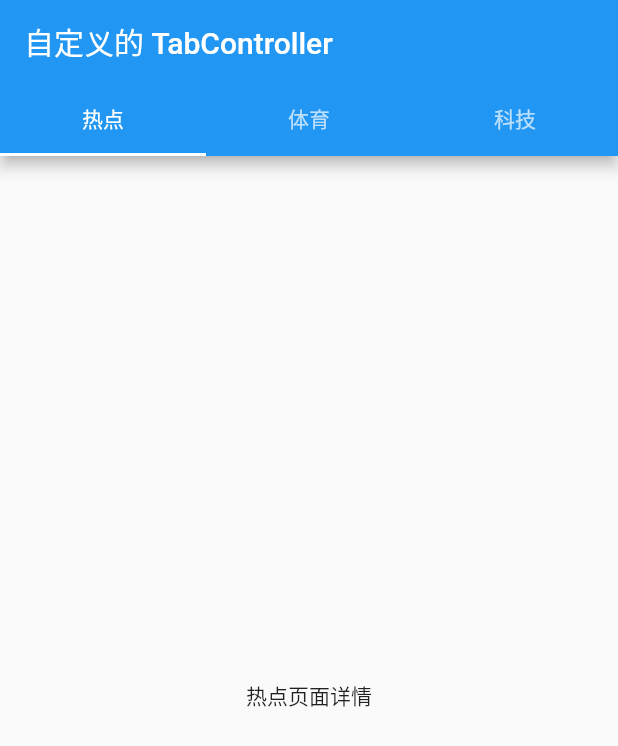
After one commit to jzhang2k15/EasyFlutter, a Flutter app: the MyCustomTabController screen opened directly, on a phone screen of 412 x 824 dp. The commit adds this screen. Shown: the top 746 px of the screen. Run offline on Flutter 3.47's test engine with Material 2 defaults, Android fonts, the phone set to English and light mode, and no system bars.

Commit message:
增加 tabController 的练习

```diff
--- a/easy_flutter/lib/scaffoldtest.dart
+++ b/easy_flutter/lib/scaffoldtest.dart
@@ -5,14 +5,21 @@ void main() => runApp(ScaffoldApp());
 class ScaffoldApp extends StatefulWidget {
   @override
   State<StatefulWidget> createState() {
+    // 为这个 Widget  创建可变状态
     return _ScaffoldAppState();
   }
 }
 
 class _ScaffoldAppState extends State<ScaffoldApp> {
+  String _title = '这里是第三个页面，有抽屉，FloatingActionButton';
+  String _content = 'Scaffold';
+  int _currentIndex = 0;// 底部导航栏的 index，默认第一个
 
-  String _title = '这里是第三个页面，有抽屉，一个空的底部导航栏，FloatingActionButton';
-  String _content = 'Scaffold';
+  static const List<Widget> _list = <Widget>[
+    Text('首页'),
+    Text('通讯录'),
+    Text('设置'),
+  ];
 
   @override
   Widget build(BuildContext context) {
@@ -21,14 +28,26 @@ class _ScaffoldAppState extends State<ScaffoldApp> {
         appBar: AppBar(
           title: Text(_title),
         ),
-        body: Padding(
-          padding: EdgeInsets.all(30),
-          child: Text(_content),
+        body: Center(
+          child: _list.elementAt(_currentIndex),
         ),
-        bottomNavigationBar: BottomAppBar(
-          child: Container(
-            height: 50,
+        bottomNavigationBar: BottomNavigationBar(items: const <BottomNavigationBarItem>[
+          BottomNavigationBarItem(
+              icon: Icon(Icons.home),
+              title: Text('首页')
           ),
+          BottomNavigationBarItem(
+              icon: Icon(Icons.contacts),
+              title: Text('通讯录')
+          ),
+          BottomNavigationBarItem(
+              icon: Icon(Icons.settings),
+              title: Text('设置')
+          ),
+        ],
+          currentIndex: _currentIndex,
+          selectedItemColor: Colors.blue,
+          onTap: _onBottomBarTap,// 在底部选项卡被点击的时候调用，
         ),
         drawer: Drawer(
           child: Center(
@@ -37,7 +56,7 @@ class _ScaffoldAppState extends State<ScaffoldApp> {
         ),
         floatingActionButton: FloatingActionButton(
           child: Icon(Icons.add_to_queue),
-          onPressed: (){
+          onPressed: () {
             setState(() {
               _title = '恭喜你';
               _content = '你点击了按钮';
@@ -47,4 +66,11 @@ class _ScaffoldAppState extends State<ScaffoldApp> {
       ),
     );
   }
+
+  void _onBottomBarTap(int index) {
+    setState(() {
+      // 将当前的索引值传递给 _currentIndex，并刷新页面
+      _currentIndex = index;
+    });
+  }
 }
--- /dev/null
+++ b/easy_flutter/lib/tabcontroller.dart
@@ -0,0 +1,81 @@
+import 'package:flutter/material.dart';
+
+class MyDefaultTabController extends StatelessWidget {
+  @override
+  Widget build(BuildContext context) {
+    return DefaultTabController(
+      length: 3,
+      child: Scaffold(
+        appBar: AppBar(
+          title: Text('Tab 实例'),
+          bottom: TabBar(
+            tabs: <Widget>[
+              Tab(text: '热点'),
+              Tab(text: '体育'),
+              Tab(text: '科技'),
+            ],
+          ),
+        ),
+        body: TabBarView(
+          children: <Widget>[
+            Center(child: Text('热点页面详情'),),
+            Center(child: Text('体育页面详情'),),
+            Center(child: Text('科技页面详情'),),
+          ],
+        ),
+      ),
+    );
+  }
+}
+
+class MyCustomTabController extends StatefulWidget {
+  @override
+  State<StatefulWidget> createState() {
+    return _MyCustomTabControllerState();
+  }
+}
+
+class _MyCustomTabControllerState extends State<MyCustomTabController>
+    with SingleTickerProviderStateMixin {
+
+  TabController _controller; // 自定义的 controller
+
+  @override
+  void initState() {
+    super.initState();
+    print('initState');
+    _controller = TabController(length: 3, vsync: this);
+  }
+
+  @override
+  Widget build(BuildContext context) {
+    return Scaffold(
+      appBar: AppBar(
+        title: Text('自定义的 TabController'),
+        bottom: TabBar(
+          tabs: <Widget>[
+            Tab(text: '热点'),
+            Tab(text: '体育'),
+            Tab(text: '科技'),
+          ],
+          controller: _controller,
+        ),
+      ),
+      body: TabBarView(
+        controller: _controller,
+        children: <Widget>[
+          Center(child: Text('热点页面详情'),),
+          Center(child: Text('体育页面详情'),),
+          Center(child: Text('科技页面详情'),),
+        ],
+      ),
+    );
+  }
+
+  @override
+  void dispose() {
+    print('dispose');
+    _controller.dispose();
+    super.dispose();
+  }
+}
--- a/easy_flutter/lib/test.dart
+++ b/easy_flutter/lib/test.dart
@@ -1,4 +1,5 @@
 import 'package:easy_flutter/scaffoldtest.dart';
+import 'package:easy_flutter/tabcontroller.dart' as mycontroller;
 import 'package:flutter/material.dart';
 
 void main() => runApp(TestApp());
@@ -13,7 +14,7 @@ class TestApp extends StatelessWidget {
       // 如果名称存在，则关联的 WidgetBuilder 构建 MaterialPageRoute
       routes: <String, WidgetBuilder>{
         '/myfirst': (BuildContext context) => MyFirstPage(),
-        '/mysecond': (BuildContext context) => MySecondPage(),
+        '/mysecond': (BuildContext context) => mycontroller.MyCustomTabController(),
         '/mythird': (BuildContext context) => ScaffoldApp()
       },
       initialRoute: '/myfirst',
@@ -33,6 +34,7 @@ class MyFirstPage extends StatelessWidget {
             icon: Icon(Icons.share),
             onPressed: (){
               print('点击了分享按钮');
+              Navigator.pushNamed(context, '/mythird');
             },
           )
         ],
```
